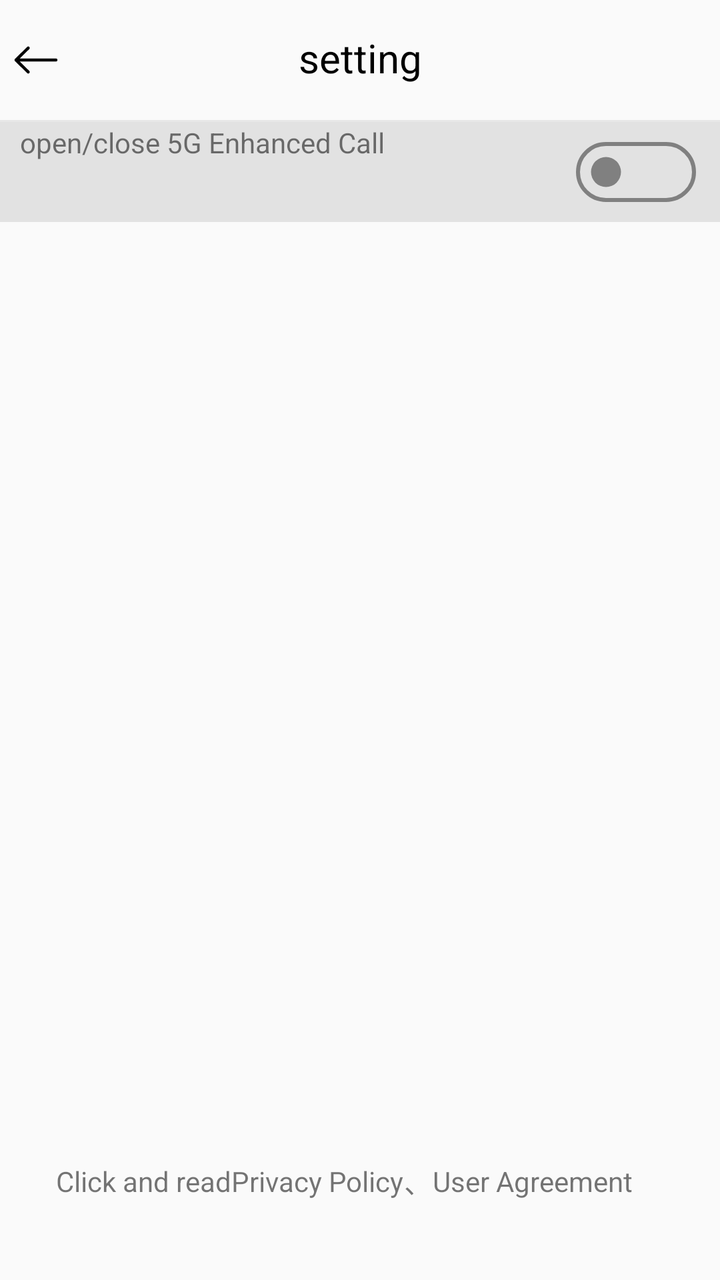
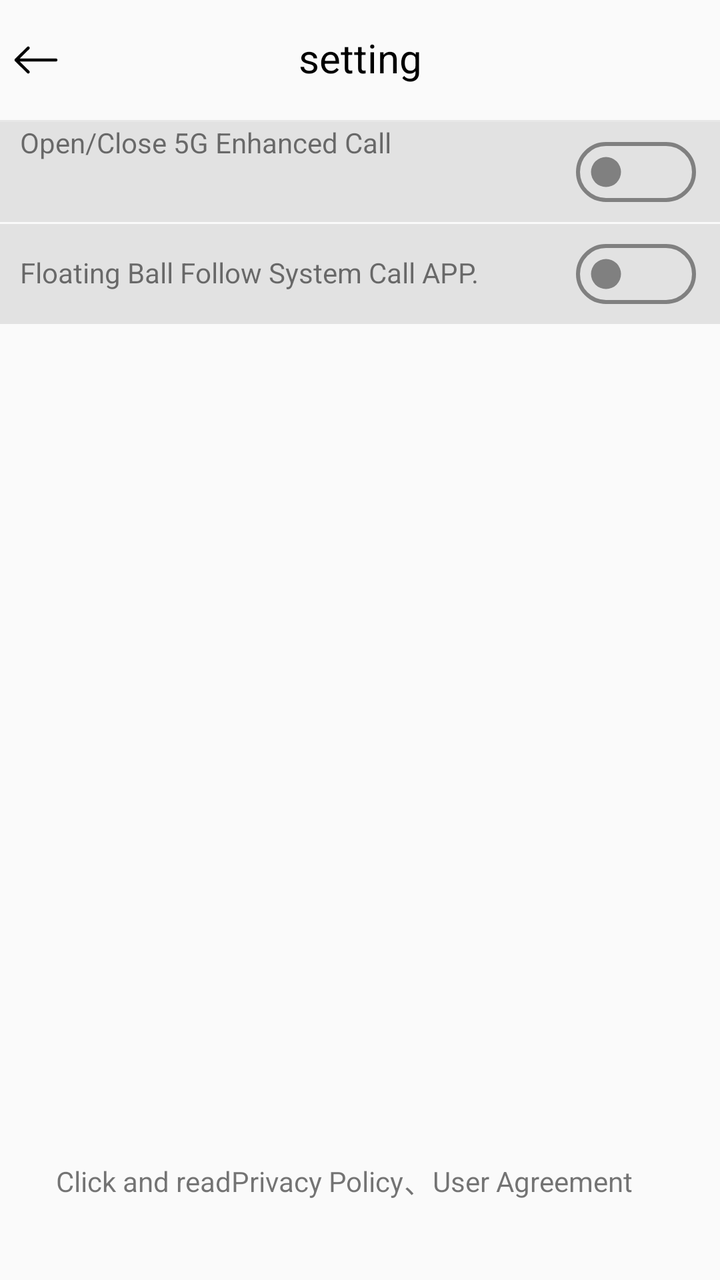

The first picture is an Android layout as it rendered before a commit; the second is the same layout after the commit. The layout source and the unified diff follow.
<!-- AndroidManifest.xml: another module's application theme Theme.AppCompat.DayNight.NoActionBar -->
<!-- res/layout/activity_settings.xml -->
<?xml version="1.0" encoding="utf-8"?>
<LinearLayout xmlns:android="http://schemas.android.com/apk/res/android"
    xmlns:app="http://schemas.android.com/apk/res-auto"
    xmlns:tools="http://schemas.android.com/tools"
    android:layout_width="match_parent"
    android:layout_height="match_parent"
    android:orientation="vertical"
    android:fitsSystemWindows="true"
    tools:context=".ui.activity.SettingsActivity">

    <FrameLayout
        android:layout_width="match_parent"
        android:layout_height="60dp">
        <ImageView
            android:id="@+id/back_icon"
            android:layout_width="wrap_content"
            android:layout_height="wrap_content"
            android:src="@drawable/icon_back"
            android:layout_gravity="start|center_vertical"/>
        <TextView
            android:layout_width="match_parent"
            android:layout_height="match_parent"
            android:gravity="center"
            android:includeFontPadding="false"
            android:textColor="@color/black"
            android:textSize="20sp"
            android:text="@string/setting"/>

    </FrameLayout>
    <View
        android:layout_width="match_parent"
        android:layout_height="1dp"
        android:background="#e7e7e7"/>

    <LinearLayout
        android:layout_width="match_parent"
        android:layout_height="0dp"
        android:layout_weight="1"
        android:orientation="vertical">
        <LinearLayout
            android:orientation="horizontal"
            android:gravity="center_vertical"
            android:layout_width="match_parent"
            android:layout_height="50dp"
            android:background="@color/black_alpha_10">
            <LinearLayout
                android:layout_marginRight="5dp"
                android:layout_width="0dp"
                android:layout_weight="1"
                android:layout_height="wrap_content"
                android:orientation="vertical"
                app:layout_constraintStart_toStartOf="parent"
                app:layout_constraintTop_toTopOf="parent"
                app:layout_constraintBottom_toBottomOf="parent">
                <TextView
                    android:layout_marginStart="10dp"
                    android:layout_width="wrap_content"
                    android:layout_height="wrap_content"
                    android:includeFontPadding="false"
                    android:textSize="14sp"
                    android:text="@string/open_switch_title" />
                <TextView
                    android:id="@+id/close_tips"
                    android:layout_marginStart="10dp"
                    android:layout_width="match_parent"
                    android:layout_height="28dp"
                    android:includeFontPadding="false"
                    android:singleLine="false"
                    android:textSize="10sp"/>
            </LinearLayout>

            <androidx.appcompat.widget.SwitchCompat
                android:id="@+id/sw_newcall"
                android:layout_width="wrap_content"
                android:layout_height="wrap_content"
                android:thumb="@drawable/switch_custom_thumb_selector"
                android:layout_marginTop="8dp"
                android:layout_marginBottom="8dp"
                android:layout_marginEnd="12dp"
                app:layout_constrainedHeight="true"
                app:track="@drawable/switch_custom_track_selector"
                app:layout_constraintTop_toTopOf="parent"
                app:layout_constraintBottom_toBottomOf="parent"
                app:layout_constraintEnd_toEndOf="parent"/>
        </LinearLayout>
        <androidx.constraintlayout.widget.ConstraintLayout
            android:visibility="gone"
            android:id="@+id/local_test"
            android:layout_marginTop="0.5dp"
            android:gravity="center_vertical"
            android:layout_width="match_parent"
            android:layout_height="50dp"
            android:background="@color/black_alpha_10">
            <TextView
                android:layout_marginStart="10dp"
                android:layout_width="wrap_content"
                android:layout_height="wrap_content"
                android:includeFontPadding="false"
                android:textSize="14sp"
                android:text="@string/local_debug_entry"
                app:layout_constraintStart_toStartOf="parent"
                app:layout_constraintTop_toTopOf="parent"
                app:layout_constraintBottom_toBottomOf="parent" />
        </androidx.constraintlayout.widget.ConstraintLayout>

    </LinearLayout>

    <LinearLayout
        android:gravity="center_vertical"
        android:layout_marginTop="20dp"
        android:layout_marginBottom="10dp"
        android:layout_width="wrap_content"
        android:layout_height="wrap_content"
        android:layout_gravity="center_horizontal"
        android:orientation="horizontal">
        <TextView
            android:layout_gravity="center_vertical"
            android:gravity="center_vertical"
            android:layout_width="wrap_content"
            android:layout_height="wrap_content"
            android:text="@string/request_nc_permission_dialog_click"
            android:textAlignment="center"
            android:textSize="14sp" />
        <TextView
            android:textColor="@color/ps_color_blue"
            android:layout_gravity="center_vertical"
            android:gravity="center_vertical"
            android:id="@+id/privacy_policy_textview"
            android:layout_width="wrap_content"
            android:layout_height="wrap_content"
            android:text="@string/request_nc_permission_dialog_privacy"
            android:textAlignment="center"
            android:textSize="14sp" />
        <TextView
            android:layout_gravity="center_vertical"
            android:gravity="center_vertical"
            android:layout_width="wrap_content"
            android:layout_height="wrap_content"
            android:text="、"
            android:textAlignment="center"
            android:textSize="14sp" />
        <TextView
            android:textColor="@color/ps_color_blue"
            android:layout_gravity="center_vertical"
            android:gravity="center_vertical"
            android:id="@+id/user_textview"
            android:layout_width="wrap_content"
            android:layout_height="wrap_content"
            android:layout_marginEnd="@dimen/common_margin_start_end"
            android:text="@string/request_nc_permission_dialog_user"
            android:textAlignment="center"
            android:textSize="14sp" />
    </LinearLayout>
    <TextView
        android:id="@+id/version_tv"
        android:layout_gravity="center_horizontal"
        android:gravity="center_vertical"
        android:layout_width="wrap_content"
        android:layout_height="wrap_content"
        android:textAlignment="center"
        android:layout_marginBottom="10dp"
        android:textSize="14sp" />
</LinearLayout>
<!-- resources referenced by this layout -->
<resources>
  <color name="black">#000000</color>
  <color name="black_alpha_10">#19000000</color>
  <dimen name="common_margin_start_end">16dp</dimen>
  <!-- drawable icon_back (drawable) -->
  <vector xmlns:android="http://schemas.android.com/apk/res/android"
      android:width="36dp"
      android:height="36dp"
      android:viewportWidth="36"
      android:viewportHeight="36">
    <path
        android:pathData="M28,18L8,18M14.12,24L8,18L14.12,12"
        android:strokeLineJoin="round"
        android:strokeWidth="1.500000"
        android:fillColor="#00000000"
        android:strokeColor="#000000"
        android:strokeLineCap="round"/>
  </vector>
  <!-- drawable switch_custom_thumb_selector (drawable) -->
  <?xml version="1.0" encoding="utf-8"?>
  <selector xmlns:android="http://schemas.android.com/apk/res/android">
      <item android:drawable="@drawable/switch_custom_thumb_on" android:state_checked="true" />
      <item android:drawable="@drawable/switch_custom_thumb_off" android:state_checked="false" />
  </selector>
  <!-- drawable switch_custom_track_selector (drawable) -->
  <?xml version="1.0" encoding="utf-8"?>
  <selector xmlns:android="http://schemas.android.com/apk/res/android">
      <item android:drawable="@drawable/switch_custom_track_on" android:state_checked="true" />
      <item android:drawable="@drawable/switch_custom_track_off" android:state_checked="false" />
  </selector>
  <string name="local_debug_entry">local debug entry</string>
  <string name="open_switch_title">open/close 5G Enhanced Call</string>
  <string name="request_nc_permission_dialog_click">Click and read</string>
  <string name="request_nc_permission_dialog_privacy">Privacy Policy</string>
  <string name="request_nc_permission_dialog_user">User Agreement</string>
  <string name="setting">setting</string>
  <!-- drawable switch_custom_thumb_on (drawable) -->
  <?xml version="1.0" encoding="utf-8"?>
  <shape xmlns:android="http://schemas.android.com/apk/res/android"
      android:shape="oval">
      <stroke android:width="15dp"
          android:color="@android:color/transparent"/>
      <solid android:color="@color/holo_blue_dark" />
      <size
          android:width="30dp"
          android:height="30dp" />
  </shape>
  <!-- drawable switch_custom_thumb_off (drawable) -->
  <?xml version="1.0" encoding="utf-8"?>
  <shape xmlns:android="http://schemas.android.com/apk/res/android"
      android:shape="oval">
      <stroke android:width="15dp"
          android:color="@android:color/transparent"/>
      <solid android:color="@color/gray" />
      <size
          android:width="30dp"
          android:height="30dp" />
  </shape>
  <!-- drawable switch_custom_track_on (drawable) -->
  <?xml version="1.0" encoding="utf-8"?>
  <shape xmlns:android="http://schemas.android.com/apk/res/android"
      android:shape="rectangle">
      <solid android:color="@android:color/transparent" />
      <size
          android:height="@dimen/main_5g_switch_height_width"
          android:width="@dimen/main_5g_switch_height_width"/>
      <stroke
          android:width="2dp"
          android:color="@color/gray" />
      <corners android:radius="@dimen/main_5g_switch_radius" />
  </shape>
  <!-- drawable switch_custom_track_off (drawable) -->
  <?xml version="1.0" encoding="utf-8"?>
  <shape xmlns:android="http://schemas.android.com/apk/res/android"
      android:shape="rectangle">
      <solid android:color="@android:color/transparent" />
      <size
          android:height="@dimen/main_5g_switch_height_width"
          android:width="@dimen/main_5g_switch_height_width"/>
      <stroke
          android:width="2dp"
          android:color="@color/gray" />
      <corners android:radius="@dimen/main_5g_switch_radius" />
  </shape>
  <color name="holo_blue_dark">#ff0099cc</color>
  <color name="gray">#808080</color>
  <dimen name="main_5g_switch_height_width">24dp</dimen>
  <dimen name="main_5g_switch_radius">16dp</dimen>
</resources>

<!-- the commit's change to res/layout/activity_settings.xml (unified diff, before → after) -->
@@ -83,6 +83,45 @@
                 app:layout_constraintBottom_toBottomOf="parent"
                 app:layout_constraintEnd_toEndOf="parent"/>
         </LinearLayout>
+        <LinearLayout
+            android:orientation="horizontal"
+            android:gravity="center_vertical"
+            android:layout_width="match_parent"
+            android:layout_height="50dp"
+            android:layout_marginTop="1dp"
+            android:background="@color/black_alpha_10">
+            <LinearLayout
+                android:layout_marginRight="5dp"
+                android:layout_width="0dp"
+                android:layout_weight="1"
+                android:layout_height="wrap_content"
+                android:orientation="vertical"
+                app:layout_constraintStart_toStartOf="parent"
+                app:layout_constraintTop_toTopOf="parent"
+                app:layout_constraintBottom_toBottomOf="parent">
+                <TextView
+                    android:layout_marginStart="10dp"
+                    android:layout_width="wrap_content"
+                    android:layout_height="wrap_content"
+                    android:includeFontPadding="false"
+                    android:textSize="14sp"
+                    android:text="@string/fellow_dialer" />
+            </LinearLayout>
+
+            <androidx.appcompat.widget.SwitchCompat
+                android:id="@+id/sw_dialer"
+                android:layout_width="wrap_content"
+                android:layout_height="wrap_content"
+                android:thumb="@drawable/switch_custom_thumb_selector"
+                android:layout_marginTop="8dp"
+                android:layout_marginBottom="8dp"
+                android:layout_marginEnd="12dp"
+                app:layout_constrainedHeight="true"
+                app:track="@drawable/switch_custom_track_selector"
+                app:layout_constraintTop_toTopOf="parent"
+                app:layout_constraintBottom_toBottomOf="parent"
+                app:layout_constraintEnd_toEndOf="parent"/>
+        </LinearLayout>
         <androidx.constraintlayout.widget.ConstraintLayout
             android:visibility="gone"
             android:id="@+id/local_test"
<!-- resource entries referenced after the edit -->
@@ -29,8 +29,9 @@
       <item android:drawable="@drawable/switch_custom_track_on" android:state_checked="true" />
       <item android:drawable="@drawable/switch_custom_track_off" android:state_checked="false" />
   </selector>
-  <string name="local_debug_entry">local debug entry</string>
-  <string name="open_switch_title">open/close 5G Enhanced Call</string>
+  <string name="fellow_dialer">Floating Ball Follow System Call APP.</string>
+  <string name="local_debug_entry">Local debug entry</string>
+  <string name="open_switch_title">Open/Close 5G Enhanced Call</string>
   <string name="request_nc_permission_dialog_click">Click and read</string>
   <string name="request_nc_permission_dialog_privacy">Privacy Policy</string>
   <string name="request_nc_permission_dialog_user">User Agreement</string>
